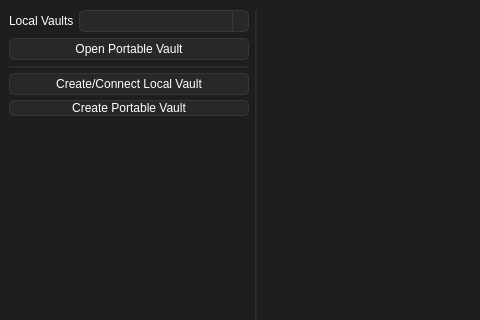
This is ui/FrontendMainWindow.ui in Nothing031/Vault as Qt 5 draws it before an edit; both pictures show x 0 to 480 and y 0 to 320 of the 700 by 450 pixel window. The edited form follows.
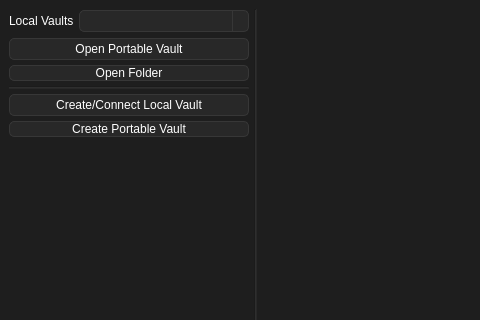
This is the edited form. Icons and pictures are not drawn.

What changed in the file:
```diff
--- a/ui/FrontendMainWindow.ui
+++ b/ui/FrontendMainWindow.ui
@@ -228,13 +228,6 @@
          </item>
         </layout>
        </item>
-       <item row="4" column="0">
-        <widget class="QPushButton" name="CreatePortableButton">
-         <property name="text">
-          <string>Create Portable Vault</string>
-         </property>
-        </widget>
-       </item>
        <item row="1" column="0">
         <widget class="QPushButton" name="OpenPortableButton">
          <property name="minimumSize">
@@ -254,7 +247,7 @@
          </property>
         </widget>
        </item>
-       <item row="5" column="0">
+       <item row="6" column="0">
         <spacer name="verticalSpacer_2">
          <property name="orientation">
           <enum>Qt::Orientation::Vertical</enum>
@@ -267,7 +260,7 @@
          </property>
         </spacer>
        </item>
-       <item row="3" column="0">
+       <item row="4" column="0">
         <widget class="QPushButton" name="CreateLocalButton">
          <property name="minimumSize">
           <size>
@@ -286,13 +279,27 @@
          </property>
         </widget>
        </item>
-       <item row="2" column="0">
+       <item row="5" column="0">
+        <widget class="QPushButton" name="CreatePortableButton">
+         <property name="text">
+          <string>Create Portable Vault</string>
+         </property>
+        </widget>
+       </item>
+       <item row="3" column="0">
         <widget class="Line" name="line_2">
          <property name="orientation">
           <enum>Qt::Orientation::Horizontal</enum>
          </property>
         </widget>
        </item>
+       <item row="2" column="0">
+        <widget class="QPushButton" name="pushButton">
+         <property name="text">
+          <string>Open Folder</string>
+         </property>
+        </widget>
+       </item>
       </layout>
      </widget>
     </item>
```
